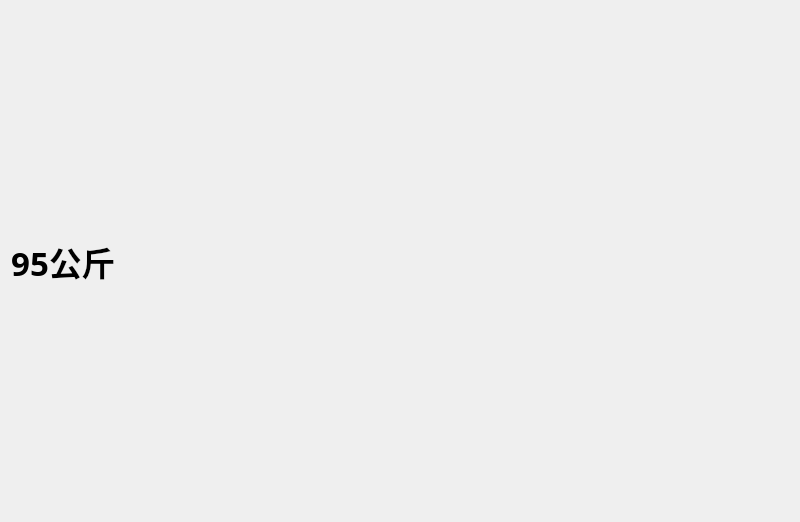
Qt form OrbbecDemo_windows/WeightEstimation.ui (Lvjihong/OrbbecAndQt) before a commit.
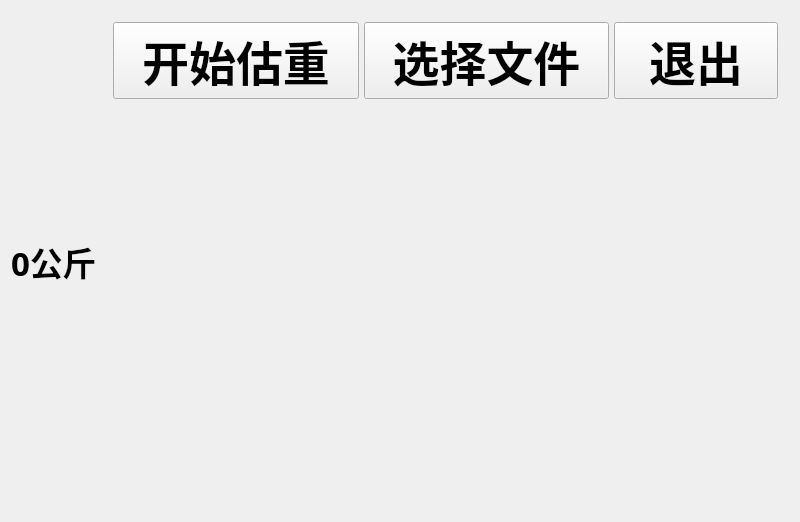
The same form after that commit.

Commit message: perf(estimation): 完善估重界面

What changed in the file:
```diff
--- a/OrbbecDemo_windows/WeightEstimation.ui
+++ b/OrbbecDemo_windows/WeightEstimation.ui
@@ -16,7 +16,7 @@
   <property name="windowTitle">
    <string>大北农专项_猪体重估计</string>
   </property>
-  <layout class="QHBoxLayout" name="horizontalLayout" stretch="1,10">
+  <layout class="QHBoxLayout" name="horizontalLayout_2">
    <item>
     <widget class="QLabel" name="label">
      <property name="font">
@@ -28,7 +28,7 @@
       </font>
      </property>
      <property name="text">
-      <string>95公斤</string>
+      <string>0公斤</string>
      </property>
      <property name="alignment">
       <set>Qt::AlignCenter</set>
@@ -39,7 +39,140 @@
     </widget>
    </item>
    <item>
-    <widget class="QWidget" name="widget" native="true"/>
+    <widget class="QWidget" name="widget_2" native="true">
+     <property name="sizePolicy">
+      <sizepolicy hsizetype="Preferred" vsizetype="Preferred">
+       <horstretch>5</horstretch>
+       <verstretch>0</verstretch>
+      </sizepolicy>
+     </property>
+     <property name="minimumSize">
+      <size>
+       <width>100</width>
+       <height>0</height>
+      </size>
+     </property>
+     <property name="maximumSize">
+      <size>
+       <width>16777215</width>
+       <height>16777215</height>
+      </size>
+     </property>
+     <layout class="QVBoxLayout" name="verticalLayout" stretch="1,8">
+      <item>
+       <widget class="QWidget" name="widget_3" native="true">
+        <layout class="QHBoxLayout" name="horizontalLayout_4" stretch="3,3,2">
+         <property name="spacing">
+          <number>5</number>
+         </property>
+         <property name="leftMargin">
+          <number>2</number>
+         </property>
+         <property name="topMargin">
+          <number>2</number>
+         </property>
+         <property name="rightMargin">
+          <number>2</number>
+         </property>
+         <property name="bottomMargin">
+          <number>2</number>
+         </property>
+         <item>
+          <widget class="QPushButton" name="btn_start">
+           <property name="sizePolicy">
+            <sizepolicy hsizetype="Preferred" vsizetype="Preferred">
+             <horstretch>0</horstretch>
+             <verstretch>0</verstretch>
+            </sizepolicy>
+           </property>
+           <property name="font">
+            <font>
+             <family>黑体</family>
+             <pointsize>35</pointsize>
+             <weight>75</weight>
+             <bold>true</bold>
+            </font>
+           </property>
+           <property name="text">
+            <string>开始估重</string>
+           </property>
+          </widget>
+         </item>
+         <item>
+          <widget class="QPushButton" name="btn_select">
+           <property name="sizePolicy">
+            <sizepolicy hsizetype="Preferred" vsizetype="Preferred">
+             <horstretch>0</horstretch>
+             <verstretch>0</verstretch>
+            </sizepolicy>
+           </property>
+           <property name="font">
+            <font>
+             <family>黑体</family>
+             <pointsize>35</pointsize>
+             <weight>75</weight>
+             <bold>true</bold>
+            </font>
+           </property>
+           <property name="text">
+            <string>选择文件</string>
+           </property>
+          </widget>
+         </item>
+         <item>
+          <widget class="QPushButton" name="btn_exit">
+           <property name="sizePolicy">
+            <sizepolicy hsizetype="Preferred" vsizetype="Preferred">
+             <horstretch>0</horstretch>
+             <verstretch>0</verstretch>
+            </sizepolicy>
+           </property>
+           <property name="font">
+            <font>
+             <family>黑体</family>
+             <pointsize>35</pointsize>
+             <weight>75</weight>
+             <bold>true</bold>
+            </font>
+           </property>
+           <property name="text">
+            <string>退出</string>
+           </property>
+          </widget>
+         </item>
+        </layout>
+       </widget>
+      </item>
+      <item>
+       <widget class="QWidget" name="widget_4" native="true">
+        <property name="sizePolicy">
+         <sizepolicy hsizetype="MinimumExpanding" vsizetype="MinimumExpanding">
+          <horstretch>0</horstretch>
+          <verstretch>0</verstretch>
+         </sizepolicy>
+        </property>
+        <layout class="QHBoxLayout" name="horizontalLayout">
+         <item>
+          <widget class="QLabel" name="label_depth">
+           <property name="minimumSize">
+            <size>
+             <width>72</width>
+             <height>15</height>
+            </size>
+           </property>
+           <property name="text">
+            <string/>
+           </property>
+           <property name="alignment">
+            <set>Qt::AlignCenter</set>
+           </property>
+          </widget>
+         </item>
+        </layout>
+       </widget>
+      </item>
+     </layout>
+    </widget>
    </item>
   </layout>
  </widget>
```
The commit also changes 125 other files.
